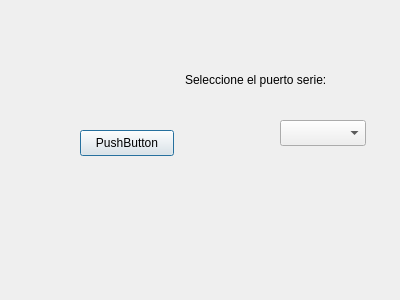
Before: the Qt Designer form Qt/DialogPuerto.ui in tvecchiUTN/TPO_INFO2, drawn with Qt 5.
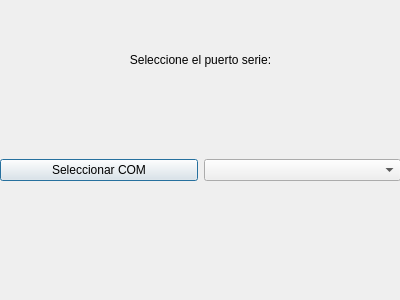
After: the same form once the commit is applied.

Diff of the .ui file:
```diff
--- a/Qt/DialogPuerto.ui
+++ b/Qt/DialogPuerto.ui
@@ -13,41 +13,63 @@
   <property name="windowTitle">
    <string>Dialog</string>
   </property>
-  <widget class="QComboBox" name="comboBoxPuertos">
+  <widget class="QWidget" name="verticalLayoutWidget">
    <property name="geometry">
     <rect>
-     <x>280</x>
-     <y>120</y>
-     <width>86</width>
-     <height>26</height>
-    </rect>
-   </property>
-  </widget>
-  <widget class="QPushButton" name="btnConectar">
-   <property name="geometry">
-    <rect>
-     <x>80</x>
+     <x>0</x>
      <y>130</y>
-     <width>94</width>
-     <height>26</height>
+     <width>401</width>
+     <height>80</height>
     </rect>
    </property>
-   <property name="text">
-    <string>PushButton</string>
-   </property>
+   <layout class="QVBoxLayout" name="verticalLayout">
+    <item>
+     <layout class="QHBoxLayout" name="horizontalLayout">
+      <item>
+       <layout class="QHBoxLayout" name="horizontalLayout_2">
+        <item>
+         <widget class="QPushButton" name="btnConectar">
+          <property name="text">
+           <string>Seleccionar COM</string>
+          </property>
+         </widget>
+        </item>
+       </layout>
+      </item>
+      <item>
+       <widget class="QComboBox" name="comboBoxPuertos"/>
+      </item>
+     </layout>
+    </item>
+   </layout>
   </widget>
-  <widget class="QLabel" name="label">
+  <widget class="QWidget" name="verticalLayoutWidget_2">
    <property name="geometry">
     <rect>
-     <x>185</x>
-     <y>70</y>
-     <width>191</width>
-     <height>20</height>
+     <x>0</x>
+     <y>20</y>
+     <width>401</width>
+     <height>80</height>
     </rect>
    </property>
-   <property name="text">
-    <string>Seleccione el puerto serie:</string>
-   </property>
+   <layout class="QVBoxLayout" name="verticalLayout_2">
+    <item>
+     <widget class="QLabel" name="label">
+      <property name="layoutDirection">
+       <enum>Qt::LayoutDirection::RightToLeft</enum>
+      </property>
+      <property name="autoFillBackground">
+       <bool>false</bool>
+      </property>
+      <property name="text">
+       <string>Seleccione el puerto serie:</string>
+      </property>
+      <property name="alignment">
+       <set>Qt::AlignmentFlag::AlignCenter</set>
+      </property>
+     </widget>
+    </item>
+   </layout>
   </widget>
  </widget>
  <resources/>
```
